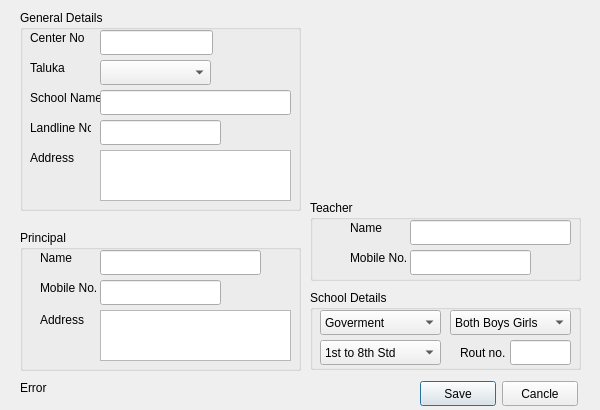
This is QuickManager/schooldialog.ui in Vijay13/QuickManager as Qt 5 draws it before an edit. The edited form follows.
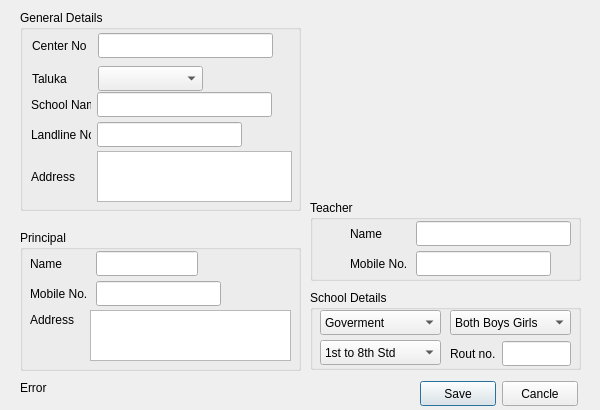
This is the edited form.

Commit message: Fixed bug in design of TalukaManager and SchoolDialog

What changed in the file:
```diff
--- a/QuickManager/schooldialog.ui
+++ b/QuickManager/schooldialog.ui
@@ -25,44 +25,12 @@
    <property name="title">
     <string>Principal</string>
    </property>
-   <widget class="QLineEdit" name="lineEditPrincipal">
-    <property name="geometry">
-     <rect>
-      <x>80</x>
-      <y>20</y>
-      <width>161</width>
-      <height>25</height>
-     </rect>
-    </property>
-    <property name="minimumSize">
-     <size>
-      <width>0</width>
-      <height>25</height>
-     </size>
-    </property>
-   </widget>
-   <widget class="QLineEdit" name="lineEditPrincipalMobNo">
-    <property name="geometry">
-     <rect>
-      <x>80</x>
-      <y>50</y>
-      <width>121</width>
-      <height>25</height>
-     </rect>
-    </property>
-    <property name="minimumSize">
-     <size>
-      <width>0</width>
-      <height>25</height>
-     </size>
-    </property>
-   </widget>
    <widget class="QTextEdit" name="textEditPrincipalAddress">
     <property name="geometry">
      <rect>
-      <x>80</x>
+      <x>70</x>
       <y>80</y>
-      <width>191</width>
+      <width>201</width>
       <height>51</height>
      </rect>
     </property>
@@ -70,31 +38,81 @@
      <bool>true</bool>
     </property>
    </widget>
-   <widget class="QLabel" name="label_5">
+   <widget class="QWidget" name="">
     <property name="geometry">
      <rect>
-      <x>20</x>
+      <x>10</x>
       <y>20</y>
-      <width>61</width>
-      <height>16</height>
+      <width>168</width>
+      <height>27</height>
      </rect>
     </property>
-    <property name="text">
-     <string>Name</string>
-    </property>
+    <layout class="QHBoxLayout" name="horizontalLayout_7">
+     <item>
+      <widget class="QLabel" name="label_5">
+       <property name="minimumSize">
+        <size>
+         <width>60</width>
+         <height>0</height>
+        </size>
+       </property>
+       <property name="text">
+        <string>Name</string>
+       </property>
+      </widget>
+     </item>
+     <item>
+      <widget class="QLineEdit" name="lineEditPrincipal">
+       <property name="minimumSize">
+        <size>
+         <width>0</width>
+         <height>25</height>
+        </size>
+       </property>
+      </widget>
+     </item>
+    </layout>
    </widget>
-   <widget class="QLabel" name="label_6">
+   <widget class="QWidget" name="">
     <property name="geometry">
      <rect>
-      <x>20</x>
+      <x>10</x>
       <y>50</y>
-      <width>61</width>
-      <height>16</height>
+      <width>191</width>
+      <height>27</height>
      </rect>
     </property>
-    <property name="text">
-     <string>Mobile No.</string>
-    </property>
+    <layout class="QHBoxLayout" name="horizontalLayout_8">
+     <item>
+      <widget class="QLabel" name="label_6">
+       <property name="minimumSize">
+        <size>
+         <width>60</width>
+         <height>0</height>
+        </size>
+       </property>
+       <property name="maximumSize">
+        <size>
+         <width>60</width>
+         <height>16777215</height>
+        </size>
+       </property>
+       <property name="text">
+        <string>Mobile No.</string>
+       </property>
+      </widget>
+     </item>
+     <item>
+      <widget class="QLineEdit" name="lineEditPrincipalMobNo">
+       <property name="minimumSize">
+        <size>
+         <width>0</width>
+         <height>25</height>
+        </size>
+       </property>
+      </widget>
+     </item>
+    </layout>
    </widget>
   </widget>
   <widget class="QGroupBox" name="groupBox_2">
@@ -109,63 +127,87 @@
    <property name="title">
     <string>Teacher</string>
    </property>
-   <widget class="QLineEdit" name="lineEditTeacherMobNo">
+   <widget class="QWidget" name="">
     <property name="geometry">
      <rect>
-      <x>100</x>
+      <x>40</x>
       <y>50</y>
-      <width>121</width>
-      <height>25</height>
+      <width>201</width>
+      <height>27</height>
      </rect>
     </property>
-    <property name="minimumSize">
-     <size>
-      <width>0</width>
-      <height>25</height>
-     </size>
-    </property>
+    <layout class="QHBoxLayout" name="horizontalLayout_16">
+     <item>
+      <widget class="QLabel" name="label_9">
+       <property name="minimumSize">
+        <size>
+         <width>60</width>
+         <height>0</height>
+        </size>
+       </property>
+       <property name="maximumSize">
+        <size>
+         <width>60</width>
+         <height>16777215</height>
+        </size>
+       </property>
+       <property name="text">
+        <string>Mobile No.</string>
+       </property>
+      </widget>
+     </item>
+     <item>
+      <widget class="QLineEdit" name="lineEditTeacherMobNo">
+       <property name="minimumSize">
+        <size>
+         <width>0</width>
+         <height>25</height>
+        </size>
+       </property>
+      </widget>
+     </item>
+    </layout>
    </widget>
-   <widget class="QLineEdit" name="lineEditTeacherName">
+   <widget class="QWidget" name="">
     <property name="geometry">
      <rect>
-      <x>100</x>
-      <y>20</y>
-      <width>161</width>
-      <height>25</height>
-     </rect>
-    </property>
-    <property name="minimumSize">
-     <size>
-      <width>0</width>
-      <height>25</height>
-     </size>
-    </property>
-   </widget>
-   <widget class="QLabel" name="label_10">
-    <property name="geometry">
-     <rect>
       <x>40</x>
       <y>20</y>
-      <width>61</width>
-      <height>16</height>
+      <width>221</width>
+      <height>27</height>
      </rect>
     </property>
-    <property name="text">
-     <string>Name</string>
-    </property>
-   </widget>
-   <widget class="QLabel" name="label_9">
-    <property name="geometry">
-     <rect>
-      <x>40</x>
-      <y>50</y>
-      <width>61</width>
-      <height>16</height>
-     </rect>
-    </property>
-    <property name="text">
-     <string>Mobile No.</string>
-    </property>
+    <layout class="QHBoxLayout" name="horizontalLayout_17">
+     <item>
+      <widget class="QLabel" name="label_10">
+       <property name="minimumSize">
+        <size>
+         <width>60</width>
+         <height>0</height>
+        </size>
+       </property>
+       <property name="maximumSize">
+        <size>
+         <width>60</width>
+         <height>16777215</height>
+        </size>
+       </property>
+       <property name="text">
+        <string>Name</string>
+       </property>
+      </widget>
+     </item>
+     <item>
+      <widget class="QLineEdit" name="lineEditTeacherName">
+       <property name="minimumSize">
+        <size>
+         <width>0</width>
+         <height>25</height>
+        </size>
+       </property>
+      </widget>
+     </item>
+    </layout>
    </widget>
   </widget>
   <widget class="QGroupBox" name="groupBox_3">
@@ -273,51 +315,63 @@
      </property>
     </item>
    </widget>
-   <widget class="QLineEdit" name="lineEditRoutNo">
+   <widget class="QWidget" name="">
     <property name="geometry">
      <rect>
-      <x>200</x>
+      <x>140</x>
       <y>50</y>
-      <width>61</width>
-      <height>25</height>
+      <width>121</width>
+      <height>27</height>
      </rect>
     </property>
-    <property name="minimumSize">
-     <size>
-      <width>0</width>
-      <height>25</height>
-     </size>
-    </property>
-   </widget>
-   <widget class="QLabel" name="labelRoutNo">
-    <property name="geometry">
-     <rect>
-      <x>150</x>
-      <y>50</y>
-      <width>46</width>
-      <height>25</height>
-     </rect>
-    </property>
-    <property name="minimumSize">
-     <size>
-      <width>0</width>
-      <height>25</height>
-     </size>
-    </property>
-    <property name="text">
-     <string>Rout no.</string>
-    </property>
+    <layout class="QHBoxLayout" name="horizontalLayout_18">
+     <item>
+      <widget class="QLabel" name="labelRoutNo">
+       <property name="minimumSize">
+        <size>
+         <width>0</width>
+         <height>25</height>
+        </size>
+       </property>
+       <property name="text">
+        <string>Rout no.</string>
+       </property>
+      </widget>
+     </item>
+     <item>
+      <widget class="QLineEdit" name="lineEditRoutNo">
+       <property name="minimumSize">
+        <size>
+         <width>0</width>
+         <height>25</height>
+        </size>
+       </property>
+      </widget>
+     </item>
+    </layout>
    </widget>
   </widget>
   <widget class="QLabel" name="label_8">
    <property name="geometry">
     <rect>
-     <x>40</x>
+     <x>30</x>
      <y>310</y>
-     <width>61</width>
+     <width>60</width>
      <height>20</height>
     </rect>
    </property>
+   <property name="minimumSize">
+    <size>
+     <width>60</width>
+     <height>0</height>
+    </size>
+   </property>
+   <property name="maximumSize">
+    <size>
+     <width>60</width>
+     <height>16777215</height>
+    </size>
+   </property>
    <property name="text">
     <string>Address</string>
    </property>
@@ -385,148 +439,284 @@
    <property name="title">
     <string>General Details</string>
    </property>
-   <widget class="QLabel" name="label">
+   <widget class="QWidget" name="">
     <property name="geometry">
      <rect>
-      <x>10</x>
-      <y>20</y>
-      <width>71</width>
-      <height>16</height>
+      <x>12</x>
+      <y>22</y>
+      <width>241</width>
+      <height>27</height>
      </rect>
     </property>
-    <property name="text">
-     <string>Center No</string>
-    </property>
+    <layout class="QHBoxLayout" name="horizontalLayout_2">
+     <item>
+      <widget class="QLabel" name="label">
+       <property name="minimumSize">
+        <size>
+         <width>60</width>
+         <height>0</height>
+        </size>
+       </property>
+       <property name="maximumSize">
+        <size>
+         <width>60</width>
+         <height>16777215</height>
+        </size>
+       </property>
+       <property name="text">
+        <string>Center No</string>
+       </property>
+      </widget>
+     </item>
+     <item>
+      <widget class="QLineEdit" name="lineEditCenterNo">
+       <property name="minimumSize">
+        <size>
+         <width>0</width>
+         <height>25</height>
+        </size>
+       </property>
+      </widget>
+     </item>
+    </layout>
    </widget>
-   <widget class="QLabel" name="label_2">
+   <widget class="QWidget" name="">
     <property name="geometry">
      <rect>
-      <x>10</x>
-      <y>50</y>
-      <width>71</width>
-      <height>16</height>
+      <x>12</x>
+      <y>55</y>
+      <width>171</width>
+      <height>27</height>
      </rect>
     </property>
-    <property name="text">
-     <string>Taluka</string>
-    </property>
+    <layout class="QHBoxLayout" name="horizontalLayout_3">
+     <item>
+      <widget class="QLabel" name="label_2">
+       <property name="minimumSize">
+        <size>
+         <width>60</width>
+         <height>0</height>
+        </size>
+       </property>
+       <property name="maximumSize">
+        <size>
+         <width>60</width>
+         <height>16777215</height>
+        </size>
+       </property>
+       <property name="text">
+        <string>Taluka</string>
+       </property>
+      </widget>
+     </item>
+     <item>
+      <widget class="QComboBox" name="comboBoxTaluka">
+       <property name="minimumSize">
+        <size>
+         <width>0</width>
+         <height>25</height>
+        </size>
+       </property>
+      </widget>
+     </item>
+    </layout>
    </widget>
-   <widget class="QLineEdit" name="lineEditCenterNo">
+   <widget class="QWidget" name="">
     <property name="geometry">
      <rect>
-      <x>80</x>
-      <y>20</y>
-      <width>113</width>
-      <height>25</height>
+      <x>11</x>
+      <y>81</y>
+      <width>241</width>
+      <height>27</height>
      </rect>
     </property>
-    <property name="minimumSize">
-     <size>
-      <width>0</width>
-      <height>25</height>
-     </size>
-    </property>
+    <layout class="QHBoxLayout" name="horizontalLayout_4">
+     <item>
+      <widget class="QLabel" name="label_3">
+       <property name="minimumSize">
+        <size>
+         <width>60</width>
+         <height>0</height>
+        </size>
+       </property>
+       <property name="maximumSize">
+        <size>
+         <width>60</width>
+         <height>16777215</height>
+        </size>
+       </property>
+       <property name="text">
+        <string>School Name</string>
+       </property>
+      </widget>
+     </item>
+     <item>
+      <widget class="QLineEdit" name="lineEditSchoolName">
+       <property name="minimumSize">
+        <size>
+         <width>0</width>
+         <height>25</height>
+        </size>
+       </property>
+      </widget>
+     </item>
+    </layout>
    </widget>
-   <widget class="QLabel" name="label_4">
+   <widget class="QWidget" name="">
     <property name="geometry">
      <rect>
-      <x>10</x>
-      <y>140</y>
-      <width>71</width>
-      <height>16</height>
-     </rect>
-    </property>
-    <property name="text">
-     <string>Address</string>
-    </property>
-   </widget>
-   <widget class="QLabel" name="label_3">
-    <property name="geometry">
-     <rect>
-      <x>10</x>
-      <y>80</y>
-      <width>71</width>
-      <height>16</height>
-     </rect>
-    </property>
-    <property name="text">
-     <string>School Name</string>
-    </property>
-   </widget>
-   <widget class="QLineEdit" name="lineEditSchoolName">
-    <property name="geometry">
-     <rect>
-      <x>80</x>
-      <y>80</y>
-      <width>191</width>
-      <height>25</height>
-     </rect>
-    </property>
-    <property name="minimumSize">
-     <size>
-      <width>0</width>
-      <height>25</height>
-     </size>
-    </property>
-   </widget>
-   <widget class="QComboBox" name="comboBoxTaluka">
-    <property name="geometry">
-     <rect>
-      <x>80</x>
-      <y>50</y>
-      <width>111</width>
-      <height>25</height>
-     </rect>
-    </property>
-    <property name="minimumSize">
-     <size>
-      <width>0</width>
-      <height>25</height>
-     </size>
-    </property>
-   </widget>
-   <widget class="QTextEdit" name="textEditSchoolAddress">
-    <property name="geometry">
-     <rect>
-      <x>80</x>
-      <y>140</y>
-      <width>191</width>
+      <x>11</x>
+      <y>141</y>
+      <width>261</width>
       <height>51</height>
      </rect>
     </property>
-    <property name="tabChangesFocus">
-     <bool>true</bool>
-    </property>
+    <layout class="QHBoxLayout" name="horizontalLayout_6">
+     <item>
+      <widget class="QLabel" name="label_4">
+       <property name="minimumSize">
+        <size>
+         <width>60</width>
+         <height>0</height>
+        </size>
+       </property>
+       <property name="maximumSize">
+        <size>
+         <width>60</width>
+         <height>16777215</height>
+        </size>
+       </property>
+       <property name="text">
+        <string>Address</string>
+       </property>
+      </widget>
+     </item>
+     <item>
+      <widget class="QTextEdit" name="textEditSchoolAddress">
+       <property name="tabChangesFocus">
+        <bool>true</bool>
+       </property>
+      </widget>
+     </item>
+    </layout>
    </widget>
   </widget>
-  <widget class="QLabel" name="label_7">
+  <widget class="QWidget" name="">
    <property name="geometry">
     <rect>
-     <x>30</x>
-     <y>120</y>
-     <width>61</width>
-     <height>16</height>
+     <x>31</x>
+     <y>121</y>
+     <width>211</width>
+     <height>27</height>
     </rect>
    </property>
-   <property name="text">
-    <string>Landline No.</string>
+   <layout class="QHBoxLayout" name="horizontalLayout_5">
+    <item>
+     <widget class="QLabel" name="label_7">
+      <property name="minimumSize">
+       <size>
+        <width>60</width>
+        <height>0</height>
+       </size>
+      </property>
+      <property name="maximumSize">
+       <size>
+        <width>60</width>
+        <height>16777215</height>
+       </size>
+      </property>
+      <property name="text">
+       <string>Landline No.</string>
+      </property>
+     </widget>
+    </item>
+    <item>
+     <widget class="QLineEdit" name="lineEditPrincipalLandNo">
+      <property name="minimumSize">
+       <size>
+        <width>0</width>
+        <height>25</height>
+       </size>
+      </property>
+     </widget>
+    </item>
+   </layout>
+  </widget>
+  <widget class="QWidget" name="">
+   <property name="geometry">
+    <rect>
+     <x>0</x>
+     <y>0</y>
+     <width>2</width>
+     <height>2</height>
+    </rect>
    </property>
   </widget>
-  <widget class="QLineEdit" name="lineEditPrincipalLandNo">
+  <widget class="QWidget" name="">
    <property name="geometry">
     <rect>
-     <x>100</x>
-     <y>120</y>
-     <width>121</width>
-     <height>25</height>
+     <x>0</x>
+     <y>0</y>
+     <width>2</width>
+     <height>2</height>
     </rect>
    </property>
-   <property name="minimumSize">
-    <size>
-     <width>0</width>
-     <height>25</height>
-    </size>
+   <layout class="QHBoxLayout" name="horizontalLayout_10"/>
+  </widget>
+  <widget class="QWidget" name="">
+   <property name="geometry">
+    <rect>
+     <x>0</x>
+     <y>0</y>
+     <width>2</width>
+     <height>2</height>
+    </rect>
    </property>
+   <layout class="QHBoxLayout" name="horizontalLayout_11"/>
+  </widget>
+  <widget class="QWidget" name="">
+   <property name="geometry">
+    <rect>
+     <x>0</x>
+     <y>0</y>
+     <width>2</width>
+     <height>2</height>
+    </rect>
+   </property>
+   <layout class="QHBoxLayout" name="horizontalLayout_12"/>
+  </widget>
+  <widget class="QWidget" name="">
+   <property name="geometry">
+    <rect>
+     <x>0</x>
+     <y>0</y>
+     <width>2</width>
+     <height>2</height>
+    </rect>
+   </property>
+   <layout class="QHBoxLayout" name="horizontalLayout_13"/>
+  </widget>
+  <widget class="QWidget" name="">
+   <property name="geometry">
+    <rect>
+     <x>0</x>
+     <y>0</y>
+     <width>2</width>
+     <height>2</height>
+    </rect>
+   </property>
+   <layout class="QHBoxLayout" name="horizontalLayout_14"/>
+  </widget>
+  <widget class="QWidget" name="">
+   <property name="geometry">
+    <rect>
+     <x>0</x>
+     <y>0</y>
+     <width>2</width>
+     <height>2</height>
+    </rect>
+   </property>
+   <layout class="QHBoxLayout" name="horizontalLayout_15"/>
   </widget>
  </widget>
  <tabstops>
```
Left out of the diff: 1 changed line with no effect on the pictures. The commit also changes 1 other file.
